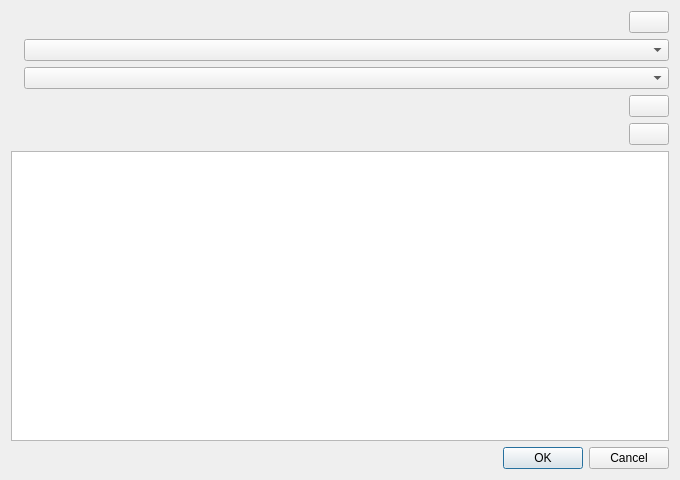
Qt form editor/convert.ui (malcyon/wish) before a commit.
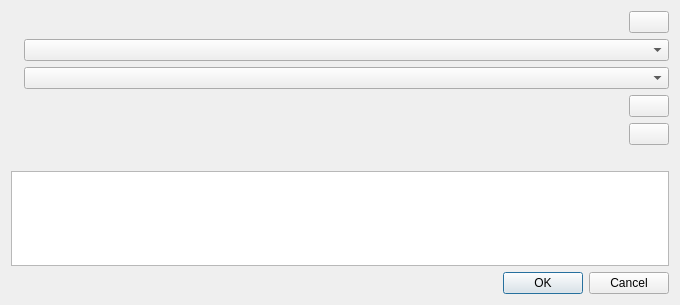
The same form after that commit.

Commit message:
Lift WISH_EXPERIMENTAL_CONVERT and give the Convert dialog a capped Convert Log (closes #52)
Claude-Session: https://claude.ai/code/session_013pBZLMyv6Gg5eaNHRPRs2W

Patch:
```diff
--- a/editor/convert.ui
+++ b/editor/convert.ui
@@ -7,13 +7,13 @@
     <x>0</x>
     <y>0</y>
     <width>680</width>
-    <height>480</height>
+    <height>305</height>
    </rect>
   </property>
   <property name="windowTitle">
    <string></string>
   </property>
-  <layout class="QVBoxLayout" name="outer_layout" stretch="0,1,0">
+  <layout class="QVBoxLayout" name="outer_layout" stretch="0,0,1,0">
    <item>
     <layout class="QFormLayout" name="form">
      <item row="0" column="0">
@@ -69,6 +69,15 @@
      </item>
     </layout>
    </item>
+   <item>
+    <widget class="QLabel" name="label_report">
+     <property name="font">
+      <font>
+       <bold>true</bold>
+      </font>
+     </property>
+    </widget>
+   </item>
    <item>
     <widget class="QPlainTextEdit" name="convert_report">
      <property name="readOnly">
```
The commit also changes 5 other files.
